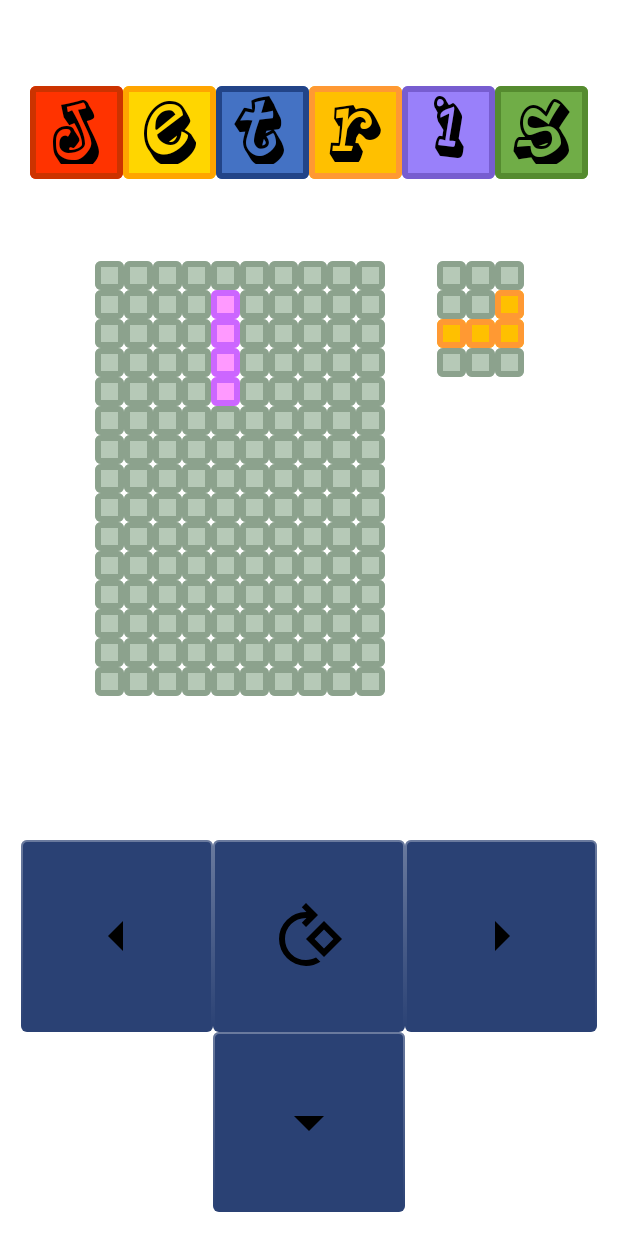
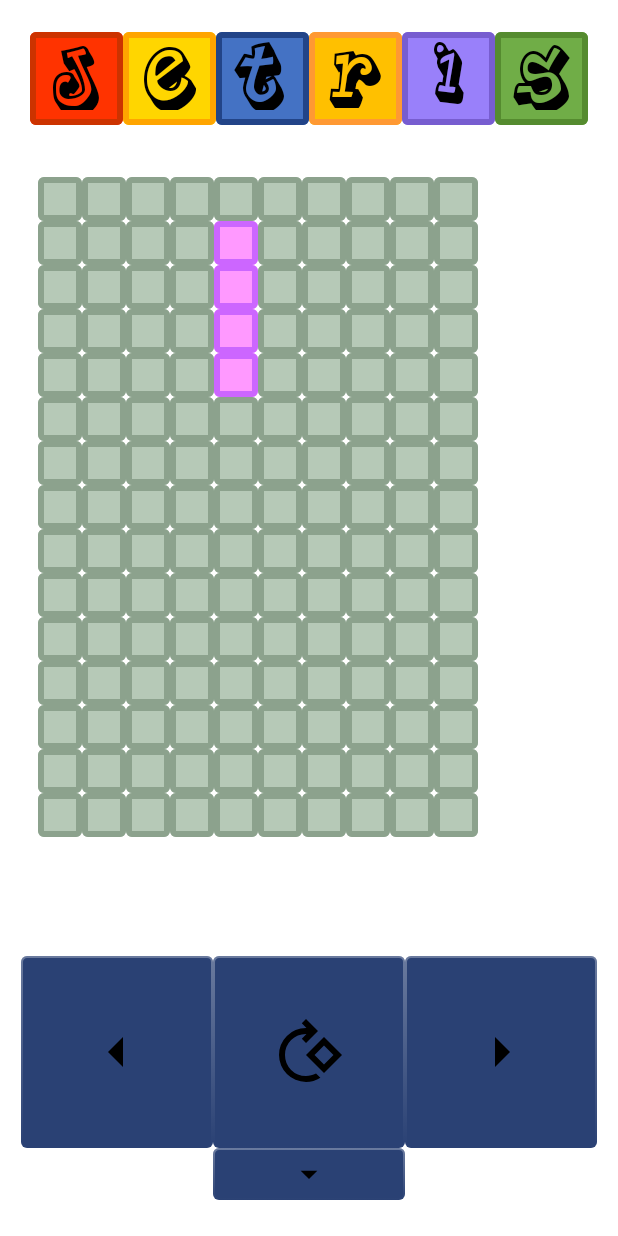
Before and after one commit to Forteanjo/Jetris, an Android app built with Jetpack Compose: the @Preview function GameScreenPreview, on a phone screen of 412 x 824 dp. Run offline under Robolectric (Android 15) with nearby library versions, the phone set to English and light mode, and no system bars.

Commit message:
Optimise layout

```diff
--- a/app/src/main/kotlin/sco/carlukesoftware/jetris/ui/screens/GameScreen.kt
+++ b/app/src/main/kotlin/sco/carlukesoftware/jetris/ui/screens/GameScreen.kt
@@ -2,6 +2,8 @@ package sco.carlukesoftware.jetris.ui.screens
 
 import android.text.SpannedString
 import androidx.compose.foundation.layout.Arrangement
+import androidx.compose.foundation.layout.Box
+import androidx.compose.foundation.layout.BoxWithConstraints
 import androidx.compose.foundation.layout.Column
 import androidx.compose.foundation.layout.Row
 import androidx.compose.foundation.layout.Spacer
@@ -23,6 +25,11 @@ import sco.carlukesoftware.jetris.ui.components.GameButtons
 import sco.carlukesoftware.jetris.ui.components.GameScreenGrid
 import sco.carlukesoftware.jetris.ui.components.homeScreenGrid
 import sco.carlukesoftware.jetris.ui.theme.JetrisTheme
+import sco.carlukesoftware.jetris.utils.GRID_COLUMNS
+import sco.carlukesoftware.jetris.utils.GRID_ROWS
+import sco.carlukesoftware.jetris.utils.GRID_SPACING
+import sco.carlukesoftware.jetris.utils.NEXT_BLOCK_GRID_COLUMNS
+import sco.carlukesoftware.jetris.utils.SCREEN_PADDING
 import sco.carlukesoftware.jetris.utils.emptyGameGrid
 import sco.carlukesoftware.jetris.utils.emptyNextBlockGrid
 import sco.carlukesoftware.jetris.viewmodel.GameViewModel
@@ -36,62 +43,102 @@ fun GameScreen(
     val gameState = gameViewModel.gameState.collectAsState()
     val nextBlockGrid = gameViewModel.nextBlockGrid.collectAsState()
 
-    val windowInfo = LocalWindowInfo.current
-    val containerSize = windowInfo.containerSize
-    val blockSize = (containerSize.width / (gameState.value.grid.size + nextBlockGrid.value.size)) * 0.6
+    BoxWithConstraints(
+        modifier = modifier
+            .fillMaxSize()
+            .padding(SCREEN_PADDING)
+    ) {
+        // maxWidth and maxHeight are the available space AFTER screen padding
 
+        val availableWidth = this.maxWidth
+        val availableHeight = this.maxHeight // Full height for the content area
+
+
+        // --- Calculate BlockSize ---
+
+        // 1. Calculate how much width is needed for all horizontal elements
+        // Main grid columns + Next piece grid columns + spacing between them
+        val totalHorizontalBlocks = GRID_COLUMNS + NEXT_BLOCK_GRID_COLUMNS
+        val widthRequiredForGridsOnly = availableWidth - GRID_SPACING // Subtract fixed spacing first
+
+        // Calculate block size based on width, considering both grids
+        val blockSizeBasedOnWidth = if (totalHorizontalBlocks > 0) {
+            widthRequiredForGridsOnly / totalHorizontalBlocks
+        } else {
+            availableWidth // Fallback if no blocks, take full width (shouldn't happen)
+        }
+
+        // 2. Calculate block size based on height (primarily for the main game grid)
+        // Let's assume the game area (main grid + title) takes up a certain percentage of height,
+        // and controls take the rest. Or, dedicate most height to the main grid.
+        val topAreaMaxHeight = availableHeight * 0.75f // e.g., Title + Grids take 75% height
+        // Adjust this factor based on your layout needs
+        val blockSizeBasedOnHeight = if (GRID_ROWS > 0) {
+            topAreaMaxHeight / GRID_ROWS
+        } else {
+            topAreaMaxHeight // Fallback
+        }
+
+        // 3. The actual blockSize must be the minimum of these to fit both dimensions
+        val blockSize = minOf(blockSizeBasedOnWidth, blockSizeBasedOnHeight)
+
+        // Ensure blockSize is not zero or negative if calculations are off or space is too small
+        val finalBlockSize = if (blockSize > 0.dp) blockSize else 1.dp // Minimum 1.dp to avoid issues
+
+        // --- Layout the UI ---
         Column(
-        modifier = modifier
+            modifier = Modifier
                 .fillMaxSize(),
             horizontalAlignment = Alignment
                 .CenterHorizontally
         ) {
-        Row(
+            BlockTitle(
                 modifier = Modifier
-                .fillMaxWidth()
-                .fillMaxHeight(fraction = 0.2f),
-            horizontalArrangement = Arrangement.Center,
-            verticalAlignment = Alignment.CenterVertically
-        ) {
-            BlockTitle(
-                modifier = modifier
-                    .padding(top = 12.dp)
+                    .padding(
+                        top = 12.dp,
+                        bottom = 16.dp
+                    ) // Add some bottom padding too
             )
-        }
+
 
             Row(
                 modifier = Modifier
                     .fillMaxWidth()
-                .fillMaxHeight(fraction = 0.6f),
+                    // .height(IntrinsicSize.Min) // Optional: If you want the row to wrap content height based on calculated sizes
+                    .weight(0.75f), // Give more weight to the game area
                 horizontalArrangement = Arrangement.Center,
                 verticalAlignment = Alignment.Top,
             ) {
                 GameScreenGrid(
                     gameGrid = gameState.value.grid,
-                blockSize = blockSize.dp,
+                    blockSize = blockSize,
                     modifier = Modifier
-                    .padding(8.dp)
+                        .padding(GRID_SPACING)
                 )
 
+                // Only show next block grid if there's enough space and it's not empty
+                if (finalBlockSize * NEXT_BLOCK_GRID_COLUMNS < (availableWidth - (finalBlockSize * GRID_COLUMNS) - GRID_SPACING)) {
+                    GameScreenGrid(
+                        gameGrid = nextBlockGrid.value, // Use the collected state
+                        blockSize = finalBlockSize,
+                        modifier = Modifier
+                            .padding(start = GRID_SPACING / 2) // Half spacing on the other side
+                    )
+                } else {
+                    // Optionally provide a smaller placeholder or hide if not enough space
                     Spacer(
                         modifier = Modifier
-                    .width(16.dp)
+                            .width(finalBlockSize * NEXT_BLOCK_GRID_COLUMNS)
                     )
-
-            GameScreenGrid(
-                gameGrid = nextBlockGrid.value,
-                blockSize = blockSize.dp,
-                modifier = Modifier
-                    .padding(8.dp)
-            )
-
+                }
             }
 
-        Row(
+            // Game Controls
+            Box(
                 modifier = Modifier
-                .fillMaxSize(),
-            horizontalArrangement = Arrangement.Center,
-            verticalAlignment = Alignment.CenterVertically,
+                    .fillMaxWidth()
+                    .weight(0.25f), // Remaining space for controls
+                contentAlignment = Alignment.Center
             ) {
                 GameButtons(
                     onMoveLeft = { gameViewModel.onMoveLeft() },
@@ -100,6 +147,8 @@ fun GameScreen(
                     onMoveDown = { gameViewModel.onHardDrop() },
                 )
             }
+        }
+
     }
 }
 
--- a/app/src/main/kotlin/sco/carlukesoftware/jetris/utils/GameGrid.kt
+++ b/app/src/main/kotlin/sco/carlukesoftware/jetris/utils/GameGrid.kt
@@ -1,5 +1,6 @@
 package sco.carlukesoftware.jetris.utils
 
+import androidx.compose.ui.unit.dp
 import sco.carlukesoftware.jetris.data.BlockColor
 import kotlin.math.floor
 
@@ -8,6 +9,10 @@ typealias GameGrid = Array<GameGridRow>
 
 const val GRID_COLUMNS = 10
 const val GRID_ROWS = 15
+
+val SCREEN_PADDING = 8.dp
+val GRID_SPACING = 16.dp // Spacing between main grid and next piece grid
+
 
 val emptyGameGrid: GameGrid = Array(GRID_ROWS) {
     // For each row, create a new row filled with EMPTY
```
Lines whose indentation alone changed are shown as unchanged.
